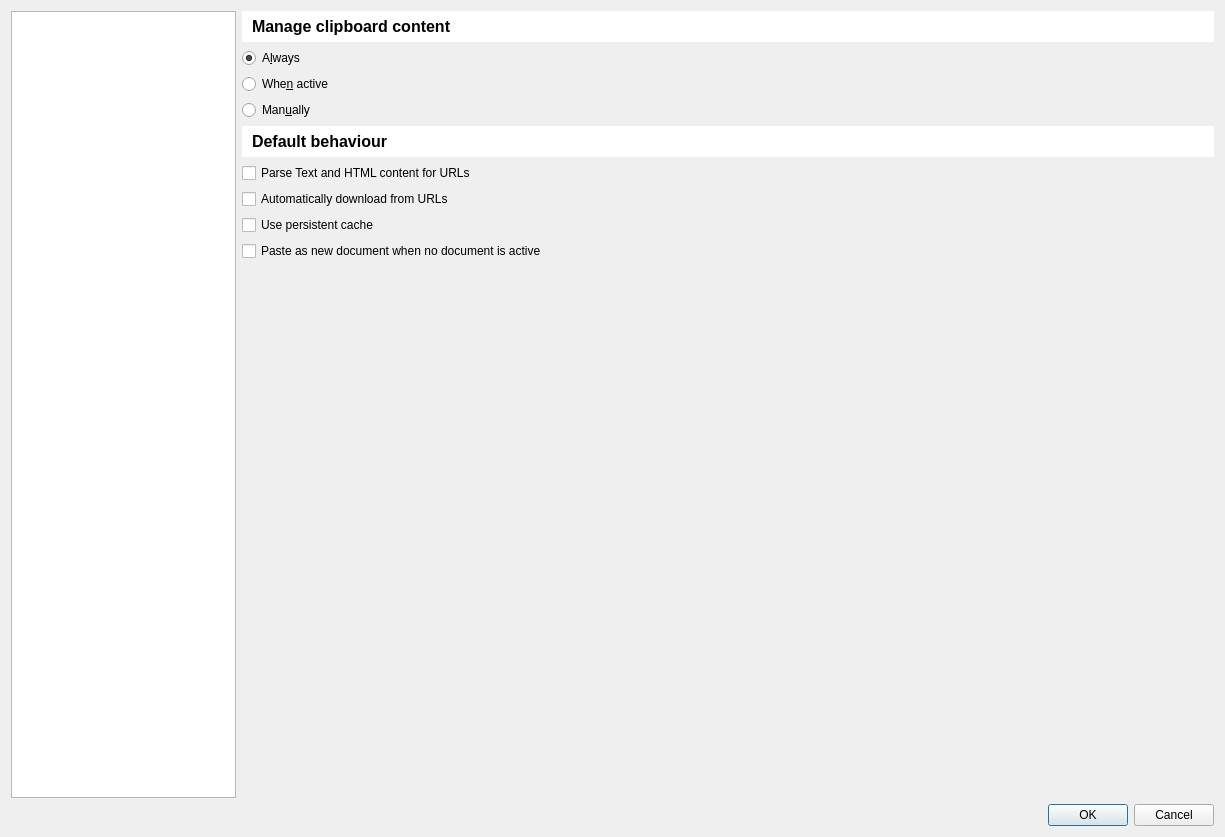
Above: bulicommander/bulicommander/bc/resources/bcsettings.ui from Grum999/BuliCommander before the change. Below: the same form after it.
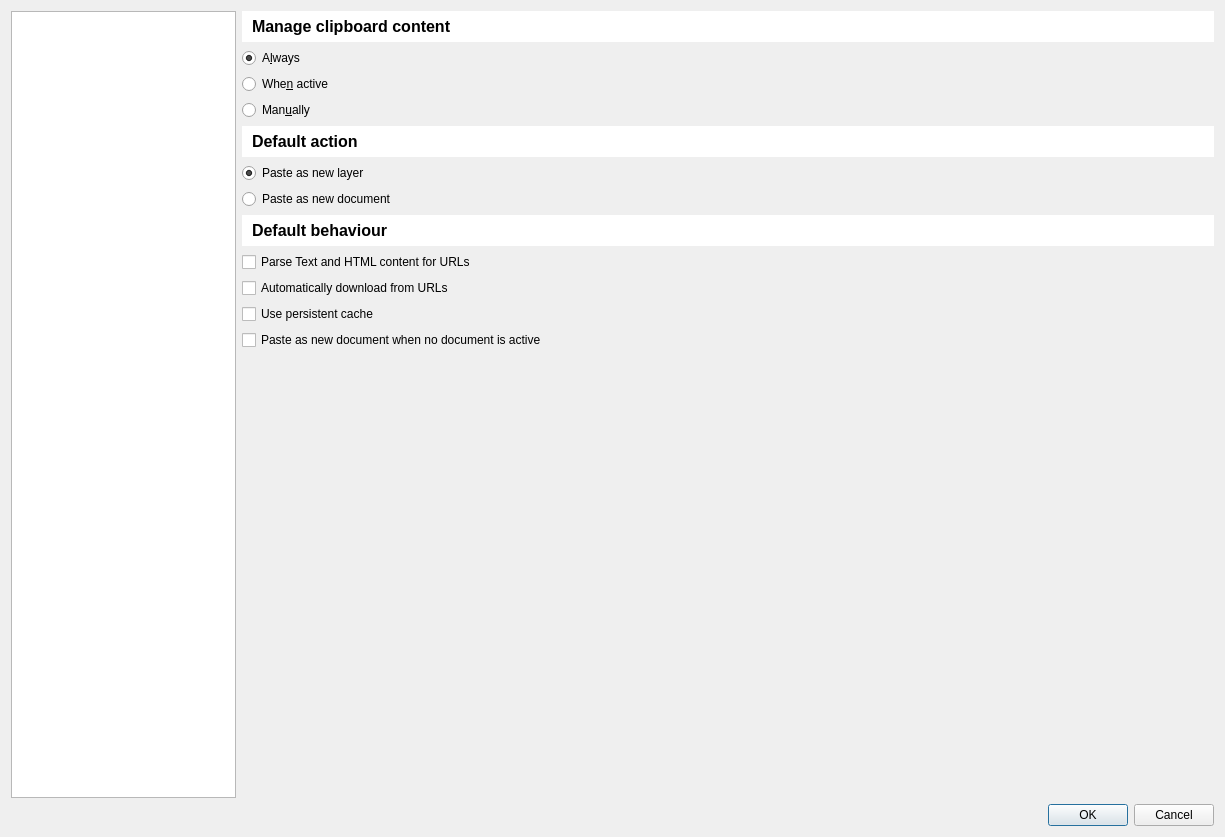
That is the form after the change. Icons and pictures are not drawn. Custom widgets are drawn as their Qt base class.

Commit message:
Implement clipboard default action
Double-click / enter-key execute default action on clipboard item

. set settings dialog box
. add command to ui controller
. set event on clipboard manager

The edit to the form file:
```diff
--- a/bulicommander/bulicommander/bc/resources/bcsettings.ui
+++ b/bulicommander/bulicommander/bc/resources/bcsettings.ui
@@ -1143,7 +1143,40 @@
          <property name="bottomMargin">
           <number>0</number>
          </property>
-         <item row="6" column="0">
+         <item row="7" column="0">
+          <widget class="QLabel" name="label_22">
+           <property name="font">
+            <font>
+             <pointsize>12</pointsize>
+             <weight>75</weight>
+             <bold>true</bold>
+            </font>
+           </property>
+           <property name="styleSheet">
+            <string notr="true">background-color: palette(light);padding: 6;</string>
+           </property>
+           <property name="text">
+            <string>Default behaviour</string>
+           </property>
+           <property name="margin">
+            <number>4</number>
+           </property>
+          </widget>
+         </item>
+         <item row="2" column="0">
+          <widget class="QRadioButton" name="rbCCModeActive">
+           <property name="toolTip">
+            <string>&lt;html&gt;&lt;head/&gt;&lt;body&gt;&lt;p&gt;Clipboard content is catched only if &lt;span style=&quot; font-style:italic;&quot;&gt;Buli Commander&lt;/span&gt; is opened&lt;/p&gt;&lt;/body&gt;&lt;/html&gt;</string>
+           </property>
+           <property name="text">
+            <string>Whe&amp;n active</string>
+           </property>
+           <attribute name="buttonGroup">
+            <string notr="true">buttonGroupClpMode</string>
+           </attribute>
+          </widget>
+         </item>
+         <item row="9" column="0">
           <widget class="QCheckBox" name="cbCCAutomaticUrlDownload">
            <property name="toolTip">
             <string>&lt;html&gt;&lt;head/&gt;&lt;body&gt;&lt;p&gt;When an image URL is found in clipboard, automatically download image content and save it in clipboard cache&lt;/p&gt;&lt;/body&gt;&lt;/html&gt;</string>
@@ -1153,7 +1186,7 @@
            </property>
           </widget>
          </item>
-         <item row="7" column="0">
+         <item row="10" column="0">
           <widget class="QCheckBox" name="cbCCUsePersistent">
            <property name="toolTip">
             <string>&lt;html&gt;&lt;head/&gt;&lt;body&gt;&lt;p&gt;Clipboard manage 2 types of cache:&lt;/p&gt;&lt;p&gt;- Session cache: cache content is erased each time a new session is started (ie: Krita is restarted)&lt;/p&gt;&lt;p&gt;- Persistent cache: cache content is kept across sessions and user have to made cleanup manually&lt;/p&gt;&lt;p&gt;&lt;br/&gt;&lt;/p&gt;&lt;p&gt;When checked, clipboard content is automatically stored in persistent cache&lt;/p&gt;&lt;/body&gt;&lt;/html&gt;</string>
@@ -1179,13 +1212,23 @@
            </attribute>
           </widget>
          </item>
-         <item row="5" column="0">
-          <widget class="QCheckBox" name="cbCCParseTextHtml">
-           <property name="toolTip">
-            <string>&lt;html&gt;&lt;head/&gt;&lt;body&gt;&lt;p&gt;Parse &lt;span style=&quot; font-style:italic;&quot;&gt;text/HTML &lt;/span&gt;clipboard content to search image URL&lt;/p&gt;&lt;p&gt;All URLs found are added to clipboard manager&lt;/p&gt;&lt;/body&gt;&lt;/html&gt;</string>
+         <item row="4" column="0">
+          <widget class="QLabel" name="label_23">
+           <property name="font">
+            <font>
+             <pointsize>12</pointsize>
+             <weight>75</weight>
+             <bold>true</bold>
+            </font>
+           </property>
+           <property name="styleSheet">
+            <string notr="true">background-color: palette(light);padding: 6;</string>
            </property>
            <property name="text">
-            <string>Parse Text and HTML content for URLs</string>
+            <string>Default action</string>
+           </property>
+           <property name="margin">
+            <number>4</number>
            </property>
           </widget>
          </item>
@@ -1202,7 +1245,7 @@
            </attribute>
           </widget>
          </item>
-         <item row="9" column="0">
+         <item row="12" column="0">
           <spacer name="verticalSpacer_3">
            <property name="orientation">
             <enum>Qt::Vertical</enum>
@@ -1215,33 +1258,13 @@
            </property>
           </spacer>
          </item>
-         <item row="4" column="0">
-          <widget class="QLabel" name="label_22">
-           <property name="font">
-            <font>
-             <pointsize>12</pointsize>
-             <weight>75</weight>
-             <bold>true</bold>
-            </font>
-           </property>
-           <property name="styleSheet">
-            <string notr="true">background-color: palette(light);padding: 6;</string>
-           </property>
-           <property name="text">
-            <string>Default behaviour</string>
-           </property>
-           <property name="margin">
-            <number>4</number>
-           </property>
-          </widget>
-         </item>
-         <item row="2" column="0">
-          <widget class="QRadioButton" name="rbCCModeActive">
+         <item row="11" column="0">
+          <widget class="QCheckBox" name="cbCCAsNewDocument">
            <property name="toolTip">
             <string>&lt;html&gt;&lt;head/&gt;&lt;body&gt;&lt;p&gt;Clipboard content is catched only if &lt;span style=&quot; font-style:italic;&quot;&gt;Buli Commander&lt;/span&gt; is opened&lt;/p&gt;&lt;/body&gt;&lt;/html&gt;</string>
            </property>
            <property name="text">
-            <string>Whe&amp;n active</string>
+            <string>Paste as new document when no document is active</string>
            </property>
            <attribute name="buttonGroup">
             <string notr="true">buttonGroupClpMode</string>
@@ -1269,15 +1292,44 @@
           </widget>
          </item>
          <item row="8" column="0">
-          <widget class="QCheckBox" name="cbCCAsNewDocument">
+          <widget class="QCheckBox" name="cbCCParseTextHtml">
            <property name="toolTip">
             <string>&lt;html&gt;&lt;head/&gt;&lt;body&gt;&lt;p&gt;When no document is active, action &lt;span style=&quot; font-style:italic;&quot;&gt;Paste as new document&lt;/span&gt; is applied automatically instead of &lt;span style=&quot; font-style:italic;&quot;&gt;Paste as new layer&lt;/span&gt; action&lt;/p&gt;&lt;/body&gt;&lt;/html&gt;</string>
            </property>
            <property name="text">
-            <string>Paste as new document when no document is active</string>
+            <string>Parse Text and HTML content for URLs</string>
            </property>
           </widget>
          </item>
+         <item row="5" column="0">
+          <widget class="QRadioButton" name="rbCCActionPasteAsNewLayer">
+           <property name="toolTip">
+            <string>Paste item as new layer on double-click</string>
+           </property>
+           <property name="text">
+            <string>Paste as new layer</string>
+           </property>
+           <property name="checked">
+            <bool>true</bool>
+           </property>
+           <attribute name="buttonGroup">
+            <string notr="true">buttonGroupClpDefaultAction</string>
+           </attribute>
+          </widget>
+         </item>
+         <item row="6" column="0">
+          <widget class="QRadioButton" name="rbCCActionPasteAsNewDocument">
+           <property name="toolTip">
+            <string>Paste item as new document on double-click</string>
+           </property>
+           <property name="text">
+            <string>Paste as new document</string>
+           </property>
+           <attribute name="buttonGroup">
+            <string notr="true">buttonGroupClpDefaultAction</string>
+           </attribute>
+          </widget>
+         </item>
         </layout>
        </widget>
        <widget class="QWidget" name="pageCatCachedImages">
```
Left out of the diff: 20 changed lines with no effect on the pictures. The commit also changes 3 other files.
